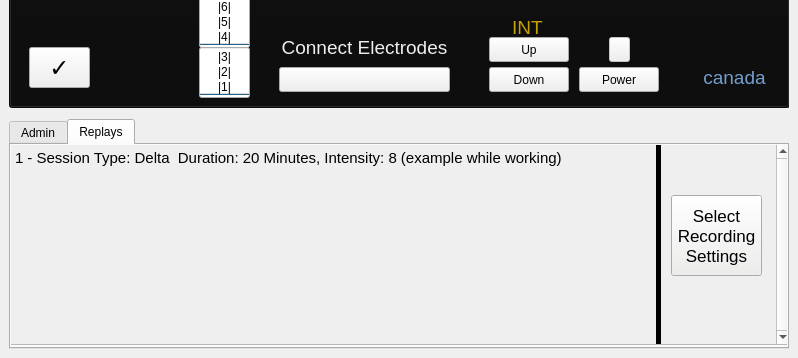
Above: OasisProSim/mainwindow.ui from Cole-Kaufman-1/OasisProSim before the change; both pictures show x 0 to 798 and y 242 to 600 of the 798 by 600 pixel window. Below: the same form after it.
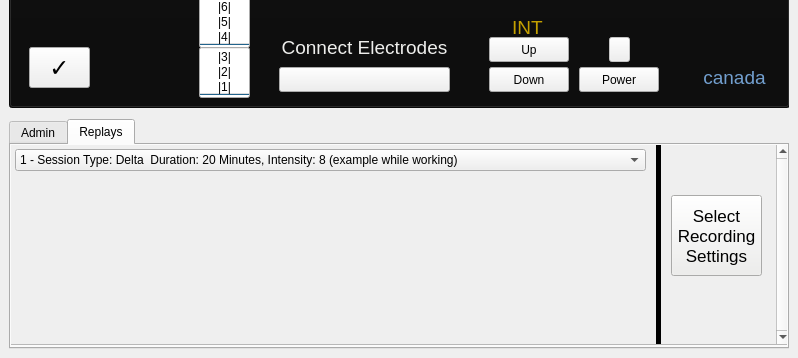
That is the form after the change. The open tabs and pages were chosen to show the change.

Commit message: Made UI changes to battery display and replay display

The edit to the form file:
```diff
--- a/OasisProSim/mainwindow.ui
+++ b/OasisProSim/mainwindow.ui
@@ -900,21 +900,17 @@
                <number>5</number>
               </property>
               <item>
-               <widget class="QLabel" name="exampleReplayLabel">
-                <property name="font">
-                 <font>
-                  <pointsize>11</pointsize>
-                 </font>
-                </property>
-                <property name="styleSheet">
-                 <string notr="true"/>
-                </property>
-                <property name="text">
-                 <string>1 - Session Type: Delta  Duration: 20 Minutes, Intensity: 8 (example while working)</string>
-                </property>
-                <property name="wordWrap">
-                 <bool>true</bool>
-                </property>
+               <widget class="QComboBox" name="comboBox">
+                <item>
+                 <property name="text">
+                  <string>1 - Session Type: Delta  Duration: 20 Minutes, Intensity: 8 (example while working)</string>
+                 </property>
+                </item>
+                <item>
+                 <property name="text">
+                  <string>2 - Session Type: Delta  Duration: 20 Minutes, Intensity: 8 (example while working)</string>
+                 </property>
+                </item>
                </widget>
               </item>
               <item>
```
Left out of the diff: 14 changed lines with no effect on the pictures.
